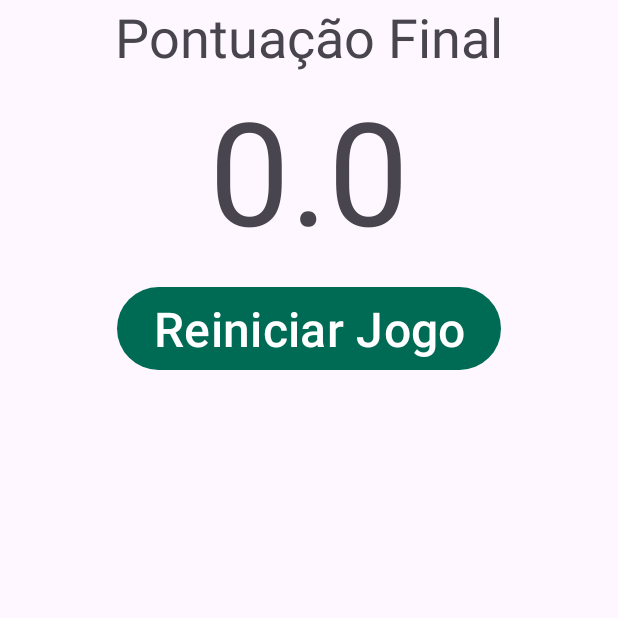
After one commit to yoheldlarrauripizarro/FastCalculation, an Android app: the fragment ResultFragment shown on its own in the app's theme, on a phone screen of 412 x 824 dp, the top half of it. The commit adds this screen. Run offline under Robolectric (Android 15) with nearby library versions, the light colour scheme and no system bars; 1 statement that could not run was skipped.

Commit message:
Add ResultFragment.kt and fragment_result.xml

```diff
--- a/app/src/main/java/br/edu/scl/ifsp/sdm/fastcalculation/Extras.kt
+++ b/app/src/main/java/br/edu/scl/ifsp/sdm/fastcalculation/Extras.kt
@@ -2,4 +2,5 @@ package br.edu.scl.ifsp.sdm.fastcalculation
 
 object Extras {
     const val EXTRA_SETTINGS="EXTRA_SETTINGS"
+    const val EXTRA_POINTS = "0.0f"
 }
--- a/app/src/main/java/br/edu/scl/ifsp/sdm/fastcalculation/GameFragment.kt
+++ b/app/src/main/java/br/edu/scl/ifsp/sdm/fastcalculation/GameFragment.kt
@@ -11,7 +11,6 @@ import android.view.View.OnClickListener
 import android.view.ViewGroup
 import android.widget.Button
 import br.edu.scl.ifsp.sdm.fastcalculation.Extras.EXTRA_SETTINGS
-import br.edu.scl.ifsp.sdm.fastcalculation.databinding.ActivityGameBinding
 import br.edu.scl.ifsp.sdm.fastcalculation.databinding.FragmentGameBinding
 
 
@@ -92,11 +91,15 @@ class GameFragment : Fragment() {
             roundDeadLineHandler.sendEmptyMessageDelayed(MSG_ROUND_DEADLINE, settings.roundInterval)
         }else{
             with(fragmentGameBinding){
-                roundTv.text = getString(R.string.points)
+                //roundTv.text = getString(R.string.points)
                 val points = hits*10f/(totalGameTime/1000L)
-                "%.1f".format(points).also{
+
+                /*"%.1f".format(points).also{
                     questionTv.text = it
-                }
+                }*/
+                requireActivity().supportFragmentManager.beginTransaction()
+                    .replace(R.id.gameFl, ResultFragment.newInstance(settings, points))
+                    .commit()
                 alternativeOneBt.visibility=View.GONE
                 alternativeTwoBt.visibility=View.GONE
                 alternativeThreeBt.visibility=View.GONE
--- /dev/null
+++ b/app/src/main/java/br/edu/scl/ifsp/sdm/fastcalculation/ResultFragment.kt
@@ -0,0 +1,67 @@
+package br.edu.scl.ifsp.sdm.fastcalculation
+
+import android.content.Intent
+import android.os.Bundle
+import androidx.fragment.app.Fragment
+import android.view.LayoutInflater
+import android.view.Menu
+import android.view.View
+import android.view.ViewGroup
+import br.edu.scl.ifsp.sdm.fastcalculation.Extras.EXTRA_POINTS
+import br.edu.scl.ifsp.sdm.fastcalculation.Extras.EXTRA_SETTINGS
+import br.edu.scl.ifsp.sdm.fastcalculation.databinding.FragmentResultBinding
+
+
+class ResultFragment : Fragment() {
+    private lateinit var fragmentResultBinding: FragmentResultBinding
+    private lateinit var settings: Settings
+
+    private var points: Float = 0.0f
+
+    override fun onCreate(savedInstanceState: Bundle?) {
+        super.onCreate(savedInstanceState)
+        arguments?.let {
+            settings = it.getParcelable(EXTRA_SETTINGS) ?: Settings()
+            points = it.getFloat(EXTRA_POINTS, 0.0f)
+        }
+        setHasOptionsMenu(true)
+    }
+
+    override fun onCreateView(
+        inflater: LayoutInflater, container: ViewGroup?,
+        savedInstanceState: Bundle?
+    ): View? {
+        fragmentResultBinding = FragmentResultBinding
+            .inflate(inflater,container,false)
+
+        fragmentResultBinding.apply {
+            resultTv.text = points.toString()
+
+            buttonRestartGame.setOnClickListener {
+                val gameActivityIntent = Intent(requireContext(), GameActivity::class.java)
+                gameActivityIntent.putExtra(EXTRA_SETTINGS, settings)
+                startActivity(gameActivityIntent)
+                requireActivity().finish()
+            }
+        }
+        return fragmentResultBinding.root
+
+    }
+
+    companion object {
+
+        @JvmStatic
+        fun newInstance(settings: Settings, points: Float) =
+            ResultFragment().apply {
+                arguments = Bundle().apply {
+                    putParcelable(EXTRA_SETTINGS, settings)
+                    putFloat(EXTRA_POINTS, points)
+                }
+            }
+    }
+
+    override fun onPrepareOptionsMenu(menu: Menu) {
+        super.onPrepareOptionsMenu(menu)
+        menu.findItem(R.id.restartGameMi).isVisible=false
+    }
+}
--- a/app/src/main/java/br/edu/scl/ifsp/sdm/fastcalculation/Settings.kt
+++ b/app/src/main/java/br/edu/scl/ifsp/sdm/fastcalculation/Settings.kt
@@ -7,5 +7,5 @@ import kotlinx.parcelize.Parcelize
 data class Settings(
     val playerName:String = "",
     val rounds: Int=0,
-    val roundInterval:Long =0L
+    val roundInterval:Long =0L,
 ) : Parcelable
--- /dev/null
+++ b/app/src/main/res/layout/fragment_result.xml
@@ -0,0 +1,42 @@
+<?xml version="1.0" encoding="utf-8"?>
+<androidx.constraintlayout.widget.ConstraintLayout xmlns:android="http://schemas.android.com/apk/res/android"
+    xmlns:tools="http://schemas.android.com/tools"
+    android:layout_width="match_parent"
+    android:layout_height="match_parent"
+    xmlns:app="http://schemas.android.com/apk/res-auto"
+    tools:context=".ResultFragment">
+
+    <TextView
+        android:id="@+id/messageTv"
+        android:layout_width="wrap_content"
+        android:layout_height="wrap_content"
+        android:text="Pontuação Final"
+        android:textSize="36sp"
+        app:layout_constraintStart_toStartOf="parent"
+        app:layout_constraintEnd_toEndOf="parent"
+        app:layout_constraintTop_toTopOf="parent"
+        />
+    <TextView
+        android:id="@+id/resultTv"
+        android:layout_width="wrap_content"
+        android:layout_height="wrap_content"
+        android:text=""
+        android:textSize="96sp"
+        app:layout_constraintStart_toStartOf="parent"
+        app:layout_constraintEnd_toEndOf="parent"
+        app:layout_constraintTop_toBottomOf="@id/messageTv"
+        />
+    <Button
+        android:id="@+id/Yoh"
+        android:layout_width="wrap_content"
+        android:layout_height="wrap_content"
+        app:layout_constraintStart_toStartOf="parent"
+        app:layout_constraintEnd_toEndOf="parent"
+        android:textSize="32sp"
+        android:text="@string/reiniciar_jogo"
+        style="@style/GameButton"
+        app:layout_constraintTop_toBottomOf="@id/resultTv"
+        />
+
+
+</androidx.constraintlayout.widget.ConstraintLayout>
--- a/app/src/main/res/values/strings.xml
+++ b/app/src/main/res/values/strings.xml
@@ -18,5 +18,5 @@
     </string-array>
     <string name="welcome">Welcome</string>
     <string name="play">Play</string>
-    <string name="points">Points</string>
+    <string name="reiniciar_jogo">Reiniciar Jogo</string>
 </resources>
```
